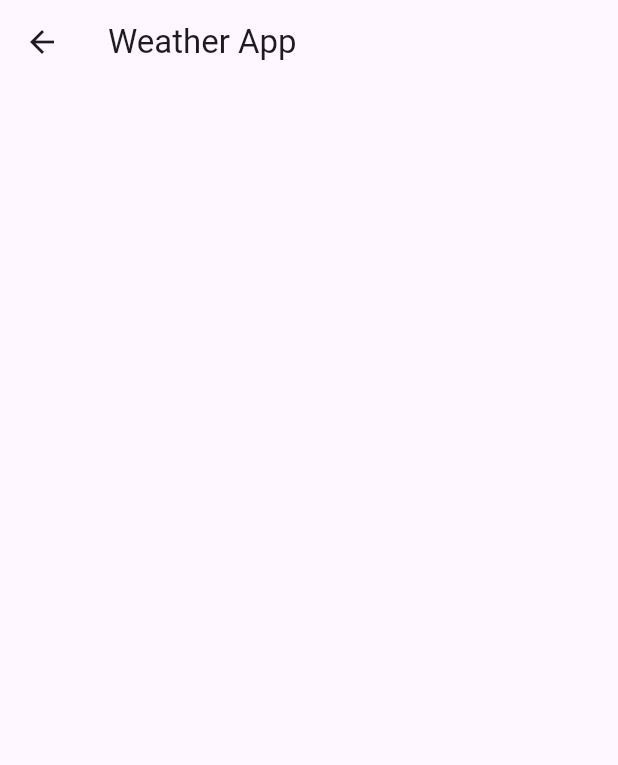
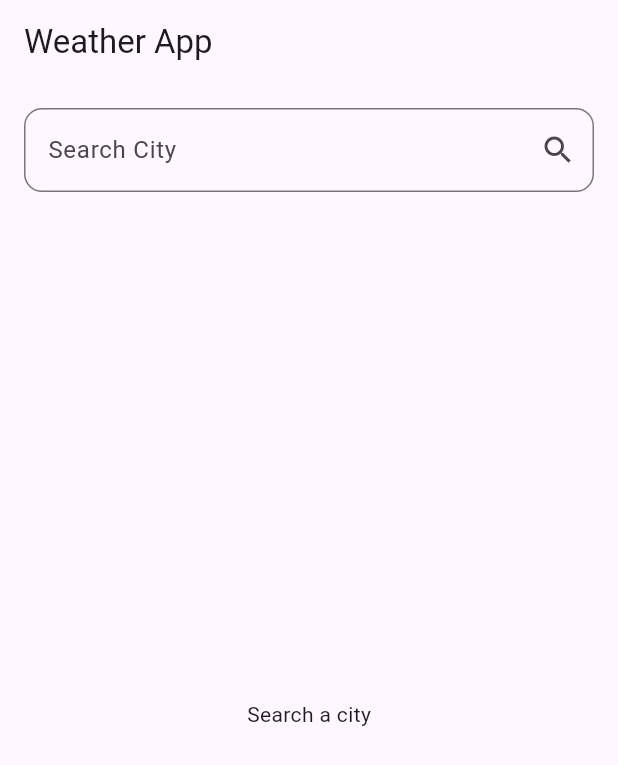
Before and after one commit to shivamdevelopment123/WeatherApp, a Flutter app: the WeatherScreen screen opened directly, on a phone screen of 412 x 824 dp. Shown: the top 765 px of the screen. Run offline on Flutter 3.47's test engine with Material 3 defaults, Android fonts, the light colour scheme and no system bars; our stand-ins replace equatable, flutter_bloc.

Commit message:
Implement UI and connected with bloc and repositories.

```diff
--- a/lib/screens/weather_screen.dart
+++ b/lib/screens/weather_screen.dart
@@ -1,4 +1,8 @@
 import 'package:flutter/material.dart';
+import 'package:flutter_bloc/flutter_bloc.dart';
+import 'package:weatherapp/bloc/weather_bloc.dart';
+import 'package:weatherapp/widgets/search_bar.dart';
+import 'package:weatherapp/widgets/weather_current_card.dart';
 
 class WeatherScreen extends StatelessWidget {
   const WeatherScreen({super.key});
@@ -9,7 +13,42 @@
       appBar: AppBar(
         title: const Text('Weather App'),
       ),
-
+      body: SafeArea(child: Padding(padding:const EdgeInsets.all(16.0),
+      child: Column(
+        crossAxisAlignment: CrossAxisAlignment.stretch,
+        children: [
+          CitySearchBar(onSearched: (q){
+            context.read<WeatherBloc>().add(WeatherSearched(q));
+          }),
+          const SizedBox(height: 16,),
+          Expanded(child: BlocBuilder<WeatherBloc, WeatherState>(builder: (context, state){
+            if(state is WeatherInitial){
+              return const Center(child: Text('Search a city'),);
+            }
+            if(state is WeatherLoading){
+              return const Center(child: CircularProgressIndicator(),);
+            }
+            if(state is WeatherError){
+              return Center(child: Text(state.message),);
+            }
+            if(state is WeatherLoaded){
+              return RefreshIndicator(child: ListView(
+                children: [
+                  WeatherCurrentCard(data: state.cityWeather),
+                  const SizedBox(height: 16,),
+                ],
+              ), onRefresh: () async{
+                context.read<WeatherBloc>().add(WeatherRefreshed(state.cityWeather.place));
+              });
+            }
+            return const SizedBox();
+          }
+          )
+          )
+        ],
+      ),
+      )
+      ),
     );
   }
 }
--- /dev/null
+++ b/lib/widgets/search_bar.dart
@@ -0,0 +1,43 @@
+import 'package:flutter/material.dart';
+
+class CitySearchBar extends StatefulWidget{
+  final void Function(String) onSearched;
+  const CitySearchBar({super.key, required this.onSearched});
+
+  @override
+  State<CitySearchBar> createState() => _CitySearchBarState();
+}
+class _CitySearchBarState extends State<CitySearchBar> {
+  final controller = TextEditingController();
+
+  @override
+  void dispose() {
+    controller.dispose();
+    super.dispose();
+  }
+
+  @override
+  Widget build(BuildContext context){
+    return Row(
+      children: [
+        Expanded(child: TextField(
+          controller: controller,
+          onSubmitted: widget.onSearched,
+          decoration: InputDecoration(
+            hintText: 'Search City',
+            border: OutlineInputBorder(
+              borderRadius: BorderRadius.circular(12),
+            ),
+            suffixIcon: IconButton(
+              onPressed: (){
+                widget.onSearched(controller.text);
+              },
+              icon: const Icon(Icons.search),
+            ),
+          ),
+        ),
+        )
+      ],
+    );
+  }
+}
```
Also changed, not shown: lib/main.dart (+13 -2 lines), lib/widgets/weather_current_card.dart (added, +80 -0 lines), lib/widgets/forecast_list.dart (added).
